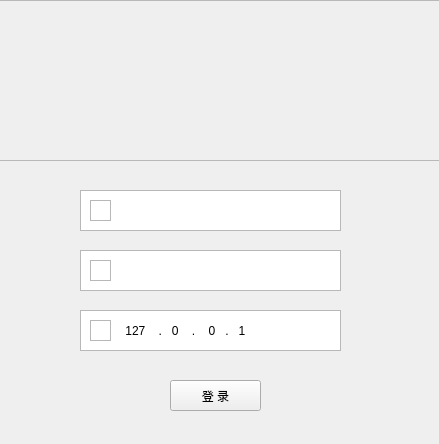
D-COM-system/D-COMSystem, file widget.ui: the form before one commit.
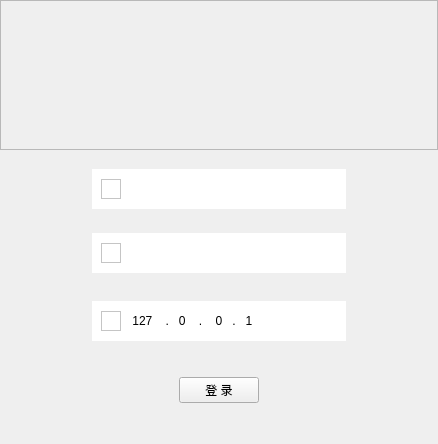
The form after the commit. Icons and pictures are not drawn.

The edit to the form file:
```diff
--- a/widget.ui
+++ b/widget.ui
@@ -9,19 +9,13 @@
    <rect>
     <x>0</x>
     <y>0</y>
-    <width>439</width>
+    <width>438</width>
     <height>444</height>
    </rect>
   </property>
-  <property name="minimumSize">
-   <size>
-    <width>439</width>
-    <height>444</height>
-   </size>
-  </property>
   <property name="maximumSize">
    <size>
-    <width>439</width>
+    <width>438</width>
     <height>444</height>
    </size>
   </property>
@@ -31,17 +25,122 @@
   <property name="autoFillBackground">
    <bool>false</bool>
   </property>
+  <layout class="QGridLayout" name="gridLayout">
+   <property name="leftMargin">
+    <number>0</number>
+   </property>
+   <property name="topMargin">
+    <number>0</number>
+   </property>
+   <property name="rightMargin">
+    <number>0</number>
+   </property>
+   <property name="bottomMargin">
+    <number>0</number>
+   </property>
+   <property name="spacing">
+    <number>0</number>
+   </property>
+   <item row="0" column="0">
+    <widget class="QWidget" name="widget_4" native="true">
+     <layout class="QVBoxLayout" name="verticalLayout">
+      <property name="spacing">
+       <number>0</number>
+      </property>
+      <property name="leftMargin">
+       <number>0</number>
+      </property>
+      <property name="topMargin">
+       <number>0</number>
+      </property>
+      <property name="rightMargin">
+       <number>0</number>
+      </property>
+      <property name="bottomMargin">
+       <number>0</number>
+      </property>
+      <item>
+       <spacer name="verticalSpacer">
+        <property name="orientation">
+         <enum>Qt::Vertical</enum>
+        </property>
+        <property name="sizeType">
+         <enum>QSizePolicy::Fixed</enum>
+        </property>
+        <property name="sizeHint" stdset="0">
+         <size>
+          <width>20</width>
+          <height>0</height>
+         </size>
+        </property>
+       </spacer>
+      </item>
+      <item>
+       <widget class="QWidget" name="widget_10" native="true">
+        <property name="sizePolicy">
+         <sizepolicy hsizetype="Preferred" vsizetype="Maximum">
+          <horstretch>0</horstretch>
+          <verstretch>0</verstretch>
+         </sizepolicy>
+        </property>
+        <layout class="QHBoxLayout" name="horizontalLayout_9">
+         <property name="spacing">
+          <number>0</number>
+         </property>
+         <property name="leftMargin">
+          <number>0</number>
+         </property>
+         <property name="topMargin">
+          <number>0</number>
+         </property>
+         <property name="rightMargin">
+          <number>0</number>
+         </property>
+         <property name="bottomMargin">
+          <number>0</number>
+         </property>
+         <item>
+          <widget class="QWidget" name="widget_6" native="true">
+           <property name="minimumSize">
+            <size>
+             <width>0</width>
+             <height>150</height>
+            </size>
+           </property>
+           <layout class="QHBoxLayout" name="horizontalLayout_5">
+            <property name="spacing">
+             <number>0</number>
+            </property>
+            <property name="leftMargin">
+             <number>0</number>
+            </property>
+            <property name="topMargin">
+             <number>0</number>
+            </property>
+            <property name="rightMargin">
+             <number>0</number>
+            </property>
+            <property name="bottomMargin">
+             <number>0</number>
+            </property>
+            <item>
   <widget class="QFrame" name="frame">
-   <property name="geometry">
-    <rect>
-     <x>-30</x>
-     <y>0</y>
-     <width>471</width>
-     <height>161</height>
-    </rect>
+              <property name="minimumSize">
+               <size>
+                <width>0</width>
+                <height>150</height>
+               </size>
+              </property>
+              <property name="maximumSize">
+               <size>
+                <width>16777215</width>
+                <height>150</height>
+               </size>
    </property>
    <property name="styleSheet">
-    <string notr="true">background-image: url(:/Image/loginChart.png);</string>
+               <string notr="true">background-image: url(:/Image/loginChart.png);
+background-repeat: no-repeat;
+margin-left:-30px;</string>
    </property>
    <property name="frameShape">
     <enum>QFrame::StyledPanel</enum>
@@ -74,40 +173,95 @@
      </size>
     </property>
    </widget>
-   <widget class="QPushButton" name="pushButton_2">
-    <property name="geometry">
-     <rect>
-      <x>440</x>
-      <y>0</y>
-      <width>21</width>
-      <height>23</height>
-     </rect>
-    </property>
+             </widget>
+            </item>
+           </layout>
+          </widget>
+         </item>
+        </layout>
+       </widget>
+      </item>
+      <item>
+       <widget class="QWidget" name="widget_3" native="true">
+        <layout class="QHBoxLayout" name="horizontalLayout">
+         <property name="spacing">
+          <number>0</number>
+         </property>
+         <property name="leftMargin">
+          <number>0</number>
+         </property>
+         <property name="topMargin">
+          <number>10</number>
+         </property>
+         <property name="rightMargin">
+          <number>0</number>
+         </property>
+         <property name="bottomMargin">
+          <number>0</number>
+         </property>
+         <item>
+          <spacer name="horizontalSpacer">
+           <property name="orientation">
+            <enum>Qt::Horizontal</enum>
+           </property>
+           <property name="sizeType">
+            <enum>QSizePolicy::Expanding</enum>
+           </property>
+           <property name="sizeHint" stdset="0">
+            <size>
+             <width>30</width>
+             <height>20</height>
+            </size>
+           </property>
+          </spacer>
+         </item>
+         <item>
+          <widget class="QWidget" name="widget_9" native="true">
+           <property name="maximumSize">
+            <size>
+             <width>16777215</width>
+             <height>40</height>
+            </size>
+           </property>
     <property name="styleSheet">
-     <string notr="true">border: none;  /* 移除边框 */
-background-position: center;  /* 背景图居中 */
-background-repeat: no-repeat;  /* 不重复绘制背景图 */
-background-image: url(:/Image/login_close.png);</string>
-    </property>
-    <property name="text">
-     <string/>
-    </property>
-    <property name="iconSize">
+            <string notr="true">background-color: rgb(255, 255, 255);</string>
+           </property>
+           <layout class="QHBoxLayout" name="horizontalLayout_8">
+            <property name="leftMargin">
+             <number>9</number>
+            </property>
+            <item>
+             <widget class="QFrame" name="frame_2">
+              <property name="minimumSize">
      <size>
-      <width>12</width>
-      <height>12</height>
-     </size>
-    </property>
-   </widget>
-  </widget>
+                <width>20</width>
+                <height>20</height>
+               </size>
+              </property>
+              <property name="maximumSize">
+               <size>
+                <width>20</width>
+                <height>20</height>
+               </size>
+              </property>
+              <property name="styleSheet">
+               <string notr="true">border-image: url(:/Image/userAccount.png);</string>
+              </property>
+              <property name="frameShape">
+               <enum>QFrame::StyledPanel</enum>
+              </property>
+              <property name="frameShadow">
+               <enum>QFrame::Raised</enum>
+              </property>
+             </widget>
+            </item>
+            <item>
   <widget class="QLineEdit" name="account">
-   <property name="geometry">
-    <rect>
-     <x>120</x>
-     <y>200</y>
-     <width>211</width>
-     <height>21</height>
-    </rect>
+              <property name="minimumSize">
+               <size>
+                <width>210</width>
+                <height>20</height>
+               </size>
    </property>
    <property name="frame">
     <bool>false</bool>
@@ -122,36 +276,108 @@
     <bool>false</bool>
    </property>
   </widget>
-  <widget class="QLineEdit" name="ipAddress">
-   <property name="geometry">
-    <rect>
-     <x>120</x>
-     <y>320</y>
-     <width>211</width>
-     <height>21</height>
-    </rect>
-   </property>
-   <property name="inputMask">
-    <string/>
-   </property>
-   <property name="text">
-    <string> 127    .   0    .    0   .   1</string>
-   </property>
-   <property name="frame">
-    <bool>false</bool>
-   </property>
-   <property name="readOnly">
-    <bool>true</bool>
-   </property>
-  </widget>
+            </item>
+           </layout>
+          </widget>
+         </item>
+         <item>
+          <spacer name="horizontalSpacer_2">
+           <property name="orientation">
+            <enum>Qt::Horizontal</enum>
+           </property>
+           <property name="sizeType">
+            <enum>QSizePolicy::Expanding</enum>
+           </property>
+           <property name="sizeHint" stdset="0">
+            <size>
+             <width>30</width>
+             <height>20</height>
+            </size>
+           </property>
+          </spacer>
+         </item>
+        </layout>
+       </widget>
+      </item>
+      <item>
+       <spacer name="verticalSpacer_2">
+        <property name="orientation">
+         <enum>Qt::Vertical</enum>
+        </property>
+        <property name="sizeType">
+         <enum>QSizePolicy::Fixed</enum>
+        </property>
+        <property name="sizeHint" stdset="0">
+         <size>
+          <width>20</width>
+          <height>0</height>
+         </size>
+        </property>
+       </spacer>
+      </item>
+      <item>
+       <widget class="QWidget" name="widget_2" native="true">
+        <layout class="QHBoxLayout" name="horizontalLayout_2">
+         <item>
+          <spacer name="horizontalSpacer_3">
+           <property name="orientation">
+            <enum>Qt::Horizontal</enum>
+           </property>
+           <property name="sizeType">
+            <enum>QSizePolicy::Expanding</enum>
+           </property>
+           <property name="sizeHint" stdset="0">
+            <size>
+             <width>30</width>
+             <height>20</height>
+            </size>
+           </property>
+          </spacer>
+         </item>
+         <item>
+          <widget class="QWidget" name="widget_8" native="true">
+           <property name="maximumSize">
+            <size>
+             <width>16777215</width>
+             <height>40</height>
+            </size>
+           </property>
+           <property name="styleSheet">
+            <string notr="true">background-color: rgb(255, 255, 255);</string>
+           </property>
+           <layout class="QHBoxLayout" name="horizontalLayout_7">
+            <item>
+             <widget class="QFrame" name="frame_3">
+              <property name="minimumSize">
+               <size>
+                <width>20</width>
+                <height>20</height>
+               </size>
+              </property>
+              <property name="maximumSize">
+               <size>
+                <width>20</width>
+                <height>20</height>
+               </size>
+              </property>
+              <property name="styleSheet">
+               <string notr="true">border-image: url(:/Image/password.png);</string>
+              </property>
+              <property name="frameShape">
+               <enum>QFrame::StyledPanel</enum>
+              </property>
+              <property name="frameShadow">
+               <enum>QFrame::Raised</enum>
+              </property>
+             </widget>
+            </item>
+            <item>
   <widget class="QLineEdit" name="password">
-   <property name="geometry">
-    <rect>
-     <x>120</x>
-     <y>260</y>
-     <width>211</width>
-     <height>21</height>
-    </rect>
+              <property name="minimumSize">
+               <size>
+                <width>210</width>
+                <height>20</height>
+               </size>
    </property>
    <property name="frame">
     <bool>false</bool>
@@ -160,52 +386,89 @@
     <enum>QLineEdit::Password</enum>
    </property>
   </widget>
-  <widget class="QFrame" name="frame_2">
-   <property name="geometry">
-    <rect>
-     <x>90</x>
-     <y>200</y>
-     <width>21</width>
-     <height>21</height>
-    </rect>
-   </property>
-   <property name="styleSheet">
-    <string notr="true">border-image: url(:/Image/userAccount.png);</string>
-   </property>
-   <property name="frameShape">
-    <enum>QFrame::StyledPanel</enum>
-   </property>
-   <property name="frameShadow">
-    <enum>QFrame::Raised</enum>
-   </property>
-  </widget>
-  <widget class="QFrame" name="frame_3">
-   <property name="geometry">
-    <rect>
-     <x>90</x>
-     <y>260</y>
-     <width>21</width>
-     <height>21</height>
-    </rect>
-   </property>
-   <property name="styleSheet">
-    <string notr="true">border-image: url(:/Image/password.png);</string>
-   </property>
-   <property name="frameShape">
-    <enum>QFrame::StyledPanel</enum>
-   </property>
-   <property name="frameShadow">
-    <enum>QFrame::Raised</enum>
-   </property>
-  </widget>
+            </item>
+           </layout>
+          </widget>
+         </item>
+         <item>
+          <spacer name="horizontalSpacer_5">
+           <property name="orientation">
+            <enum>Qt::Horizontal</enum>
+           </property>
+           <property name="sizeType">
+            <enum>QSizePolicy::Expanding</enum>
+           </property>
+           <property name="sizeHint" stdset="0">
+            <size>
+             <width>30</width>
+             <height>20</height>
+            </size>
+           </property>
+          </spacer>
+         </item>
+        </layout>
+       </widget>
+      </item>
+      <item>
+       <spacer name="verticalSpacer_5">
+        <property name="orientation">
+         <enum>Qt::Vertical</enum>
+        </property>
+        <property name="sizeType">
+         <enum>QSizePolicy::Fixed</enum>
+        </property>
+        <property name="sizeHint" stdset="0">
+         <size>
+          <width>20</width>
+          <height>0</height>
+         </size>
+        </property>
+       </spacer>
+      </item>
+      <item>
+       <widget class="QWidget" name="widget" native="true">
+        <layout class="QHBoxLayout" name="horizontalLayout_3">
+         <item>
+          <spacer name="horizontalSpacer_4">
+           <property name="orientation">
+            <enum>Qt::Horizontal</enum>
+           </property>
+           <property name="sizeType">
+            <enum>QSizePolicy::Expanding</enum>
+           </property>
+           <property name="sizeHint" stdset="0">
+            <size>
+             <width>30</width>
+             <height>20</height>
+            </size>
+           </property>
+          </spacer>
+         </item>
+         <item>
+          <widget class="QWidget" name="widget_7" native="true">
+           <property name="maximumSize">
+            <size>
+             <width>16777215</width>
+             <height>40</height>
+            </size>
+           </property>
+           <property name="styleSheet">
+            <string notr="true">background-color: rgb(255, 255, 255);</string>
+           </property>
+           <layout class="QHBoxLayout" name="horizontalLayout_6">
+            <item>
   <widget class="QFrame" name="frame_4">
-   <property name="geometry">
-    <rect>
-     <x>90</x>
-     <y>320</y>
-     <width>21</width>
-     <height>21</height>
-    </rect>
+              <property name="minimumSize">
+               <size>
+                <width>20</width>
+                <height>20</height>
+               </size>
+              </property>
+              <property name="maximumSize">
+               <size>
+                <width>20</width>
+                <height>20</height>
+               </size>
    </property>
    <property name="styleSheet">
     <string notr="true">border-image: url(:/Image/ipAdress.png);</string>
@@ -217,60 +480,126 @@
     <enum>QFrame::Raised</enum>
    </property>
   </widget>
+            </item>
+            <item>
+             <widget class="QLineEdit" name="ipAddress">
+              <property name="minimumSize">
+               <size>
+                <width>210</width>
+                <height>20</height>
+               </size>
+              </property>
+              <property name="inputMask">
+               <string/>
+              </property>
+              <property name="text">
+               <string> 127    .   0    .    0   .   1</string>
+              </property>
+              <property name="frame">
+               <bool>false</bool>
+              </property>
+              <property name="readOnly">
+               <bool>true</bool>
+              </property>
+             </widget>
+            </item>
+           </layout>
+          </widget>
+         </item>
+         <item>
+          <spacer name="horizontalSpacer_6">
+           <property name="orientation">
+            <enum>Qt::Horizontal</enum>
+           </property>
+           <property name="sizeType">
+            <enum>QSizePolicy::Expanding</enum>
+           </property>
+           <property name="sizeHint" stdset="0">
+            <size>
+             <width>30</width>
+             <height>20</height>
+            </size>
+           </property>
+          </spacer>
+         </item>
+        </layout>
+       </widget>
+      </item>
+      <item>
+       <spacer name="verticalSpacer_4">
+        <property name="orientation">
+         <enum>Qt::Vertical</enum>
+        </property>
+        <property name="sizeType">
+         <enum>QSizePolicy::Fixed</enum>
+        </property>
+        <property name="sizeHint" stdset="0">
+         <size>
+          <width>20</width>
+          <height>0</height>
+         </size>
+        </property>
+       </spacer>
+      </item>
+      <item>
+       <widget class="QWidget" name="widget_5" native="true">
+        <layout class="QHBoxLayout" name="horizontalLayout_4">
+         <item>
+          <spacer name="horizontalSpacer_7">
+           <property name="orientation">
+            <enum>Qt::Horizontal</enum>
+           </property>
+           <property name="sizeHint" stdset="0">
+            <size>
+             <width>40</width>
+             <height>20</height>
+            </size>
+           </property>
+          </spacer>
+         </item>
+         <item>
   <widget class="QPushButton" name="login">
-   <property name="geometry">
-    <rect>
-     <x>170</x>
-     <y>380</y>
-     <width>91</width>
-     <height>31</height>
-    </rect>
-   </property>
    <property name="text">
     <string>登 录</string>
    </property>
   </widget>
-  <widget class="QTextBrowser" name="textBrowser_2">
-   <property name="geometry">
-    <rect>
-     <x>80</x>
-     <y>190</y>
-     <width>261</width>
-     <height>41</height>
-    </rect>
-   </property>
-  </widget>
-  <widget class="QTextBrowser" name="textBrowser_3">
-   <property name="geometry">
-    <rect>
-     <x>80</x>
-     <y>250</y>
-     <width>261</width>
-     <height>41</height>
-    </rect>
-   </property>
-  </widget>
-  <widget class="QTextBrowser" name="textBrowser_4">
-   <property name="geometry">
-    <rect>
-     <x>80</x>
-     <y>310</y>
-     <width>261</width>
-     <height>41</height>
-    </rect>
-   </property>
-  </widget>
-  <zorder>textBrowser_4</zorder>
-  <zorder>textBrowser_3</zorder>
-  <zorder>textBrowser_2</zorder>
-  <zorder>frame</zorder>
-  <zorder>login</zorder>
-  <zorder>account</zorder>
-  <zorder>frame_2</zorder>
-  <zorder>frame_3</zorder>
-  <zorder>frame_4</zorder>
-  <zorder>ipAddress</zorder>
-  <zorder>password</zorder>
+         </item>
+         <item>
+          <spacer name="horizontalSpacer_8">
+           <property name="orientation">
+            <enum>Qt::Horizontal</enum>
+           </property>
+           <property name="sizeHint" stdset="0">
+            <size>
+             <width>40</width>
+             <height>20</height>
+            </size>
+           </property>
+          </spacer>
+         </item>
+        </layout>
+       </widget>
+      </item>
+      <item>
+       <spacer name="verticalSpacer_3">
+        <property name="orientation">
+         <enum>Qt::Vertical</enum>
+        </property>
+        <property name="sizeType">
+         <enum>QSizePolicy::Fixed</enum>
+        </property>
+        <property name="sizeHint" stdset="0">
+         <size>
+          <width>20</width>
+          <height>20</height>
+         </size>
+        </property>
+       </spacer>
+      </item>
+     </layout>
+    </widget>
+   </item>
+  </layout>
  </widget>
  <resources/>
  <connections/>
```
Left out of the diff: 31 changed lines with no effect on the pictures. Lines whose indentation alone changed are shown as unchanged.
